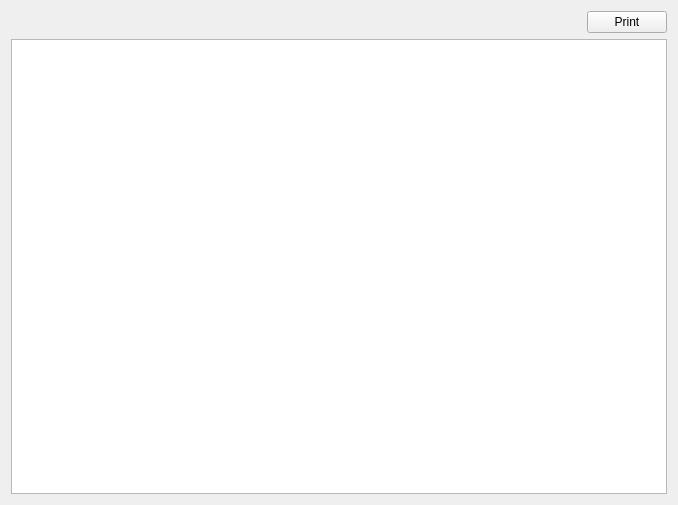
The window that gui/tabs/tab_text.ui (plan-be/iode) describes before a commit, drawn with Qt 5.
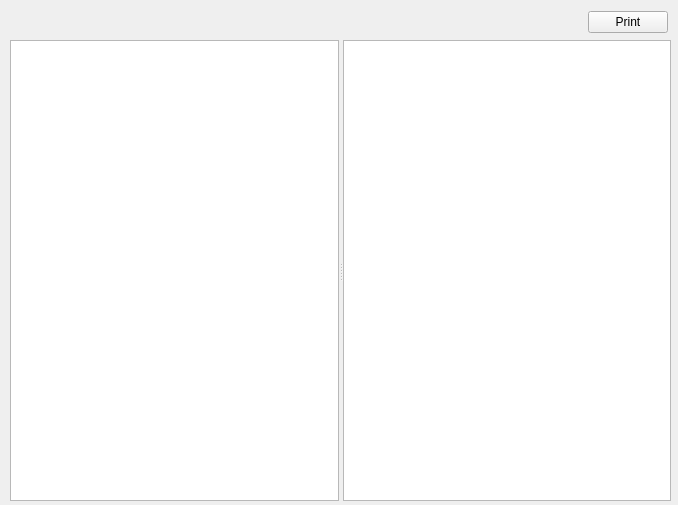
The same window after the commit. Custom widgets are drawn as their Qt base class.

Commit message: GUI: (UI QIodeTextWidget)      - moved the TextEditor editor in a QSplitter widget      - added a second TextEditor editor_2 in the QSplitter splitter      (AbstractTabWidget)      - Added the QSplitter* splitter_ pointer      - Implemented splitted() and getSplitOrientation() methods      (QIodeAbstractEditor) Added the QPlainTextEdit* editor_ and editor_2_ pointers

The edit to the form file:
```diff
--- a/gui/tabs/tab_text.ui
+++ b/gui/tabs/tab_text.ui
@@ -13,6 +13,30 @@
   <property name="windowTitle">
    <string>Form</string>
   </property>
+  <widget class="QSplitter" name="splitter">
+   <property name="geometry">
+    <rect>
+     <x>10</x>
+     <y>40</y>
+     <width>661</width>
+     <height>461</height>
+    </rect>
+   </property>
+   <property name="orientation">
+    <enum>Qt::Horizontal</enum>
+   </property>
+   <widget class="TextEditor" name="editor"/>
+   <widget class="TextEditor" name="editor_2"/>
+  </widget>
+  <widget class="QWidget" name="">
+   <property name="geometry">
+    <rect>
+     <x>9</x>
+     <y>9</y>
+     <width>659</width>
+     <height>26</height>
+    </rect>
+   </property>
   <layout class="QGridLayout" name="gridLayout">
    <item row="0" column="0">
     <spacer name="horizontalSpacer">
@@ -37,10 +61,8 @@
      </property>
     </widget>
    </item>
-   <item row="1" column="0" colspan="2">
-    <widget class="TextEditor" name="editor"/>
-   </item>
-  </layout>
+   </layout>
+  </widget>
  </widget>
  <customwidgets>
   <customwidget>
```
Lines whose indentation alone changed are shown as unchanged. The commit also changes 4 other files.
